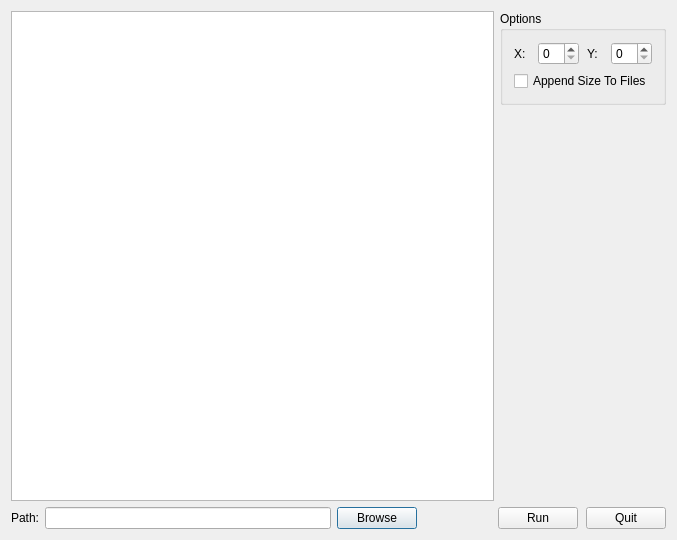
Old version of the form Thumbnailer/thumbnailerdialog.ui in the repository mripley/Thumbnailer.
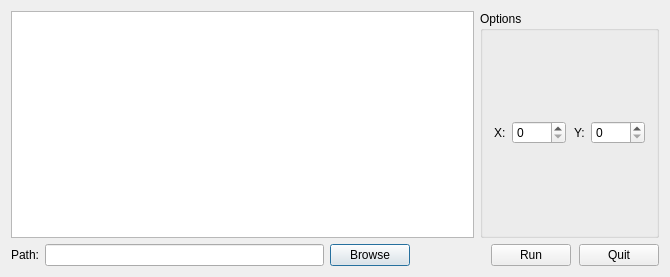
New version of the form.

The edit to the form file:
```diff
--- a/Thumbnailer/thumbnailerdialog.ui
+++ b/Thumbnailer/thumbnailerdialog.ui
@@ -6,80 +6,20 @@
    <rect>
     <x>0</x>
     <y>0</y>
-    <width>677</width>
-    <height>540</height>
+    <width>670</width>
+    <height>277</height>
    </rect>
   </property>
   <property name="windowTitle">
    <string>ThumbnailerDialog</string>
   </property>
-  <layout class="QGridLayout" name="gridLayout">
-   <item row="2" column="0" colspan="2">
-    <layout class="QHBoxLayout" name="horizontalLayout_4">
+  <layout class="QVBoxLayout" name="verticalLayout_3">
      <item>
-      <layout class="QHBoxLayout" name="horizontalLayout_2">
+    <layout class="QHBoxLayout" name="horizontalLayout_5">
        <item>
-        <widget class="QLabel" name="label_3">
-         <property name="text">
-          <string>Path:</string>
-         </property>
-        </widget>
-       </item>
-       <item>
-        <widget class="QLineEdit" name="BrowseEdit"/>
-       </item>
-       <item>
-        <widget class="QPushButton" name="BrowseButton">
-         <property name="text">
-          <string>Browse</string>
-         </property>
-        </widget>
-       </item>
-      </layout>
-     </item>
-     <item>
-      <spacer name="horizontalSpacer_2">
-       <property name="orientation">
-        <enum>Qt::Horizontal</enum>
-       </property>
-       <property name="sizeType">
-        <enum>QSizePolicy::Fixed</enum>
-       </property>
-       <property name="sizeHint" stdset="0">
-        <size>
-         <width>75</width>
-         <height>20</height>
-        </size>
-       </property>
-      </spacer>
-     </item>
-     <item>
-      <layout class="QHBoxLayout" name="horizontalLayout_3">
-       <property name="spacing">
-        <number>8</number>
-       </property>
-       <item>
-        <widget class="QPushButton" name="RunButton">
-         <property name="text">
-          <string>Run</string>
-         </property>
-        </widget>
-       </item>
-       <item>
-        <widget class="QPushButton" name="QuitButton">
-         <property name="text">
-          <string>Quit</string>
-         </property>
-        </widget>
-       </item>
-      </layout>
-     </item>
-    </layout>
-   </item>
-   <item row="0" column="0" rowspan="2">
     <widget class="QGraphicsView" name="Canvas"/>
    </item>
-   <item row="0" column="1">
+     <item>
     <widget class="QGroupBox" name="groupBox">
      <property name="title">
       <string>Options</string>
@@ -111,6 +51,9 @@
             <height>0</height>
            </size>
           </property>
+            <property name="maximum">
+             <number>8000</number>
+            </property>
          </widget>
         </item>
         <item>
@@ -150,32 +93,79 @@
             <height>0</height>
            </size>
           </property>
+            <property name="maximum">
+             <number>8000</number>
+            </property>
          </widget>
         </item>
        </layout>
       </item>
+       </layout>
+      </widget>
+     </item>
+    </layout>
+   </item>
       <item>
-       <widget class="QCheckBox" name="AppendCheckBox">
+    <layout class="QHBoxLayout" name="horizontalLayout_4">
+     <item>
+      <layout class="QHBoxLayout" name="horizontalLayout_2">
+       <item>
+        <widget class="QLabel" name="label_3">
         <property name="text">
-         <string>Append Size To Files</string>
+          <string>Path:</string>
         </property>
        </widget>
       </item>
-     </layout>
-    </widget>
-   </item>
-   <item row="1" column="1">
-    <spacer name="verticalSpacer">
+       <item>
+        <widget class="QLineEdit" name="BrowseEdit"/>
+       </item>
+       <item>
+        <widget class="QPushButton" name="BrowseButton">
+         <property name="text">
+          <string>Browse</string>
+         </property>
+        </widget>
+       </item>
+      </layout>
+     </item>
+     <item>
+      <spacer name="horizontalSpacer_2">
      <property name="orientation">
-      <enum>Qt::Vertical</enum>
+        <enum>Qt::Horizontal</enum>
+       </property>
+       <property name="sizeType">
+        <enum>QSizePolicy::Fixed</enum>
      </property>
      <property name="sizeHint" stdset="0">
       <size>
-       <width>20</width>
-       <height>40</height>
+         <width>75</width>
+         <height>20</height>
       </size>
      </property>
     </spacer>
+     </item>
+     <item>
+      <layout class="QHBoxLayout" name="horizontalLayout_3">
+       <property name="spacing">
+        <number>8</number>
+       </property>
+       <item>
+        <widget class="QPushButton" name="RunButton">
+         <property name="text">
+          <string>Run</string>
+         </property>
+        </widget>
+       </item>
+       <item>
+        <widget class="QPushButton" name="QuitButton">
+         <property name="text">
+          <string>Quit</string>
+         </property>
+        </widget>
+       </item>
+      </layout>
+     </item>
+    </layout>
    </item>
   </layout>
  </widget>
```
Lines whose indentation alone changed are shown as unchanged.
